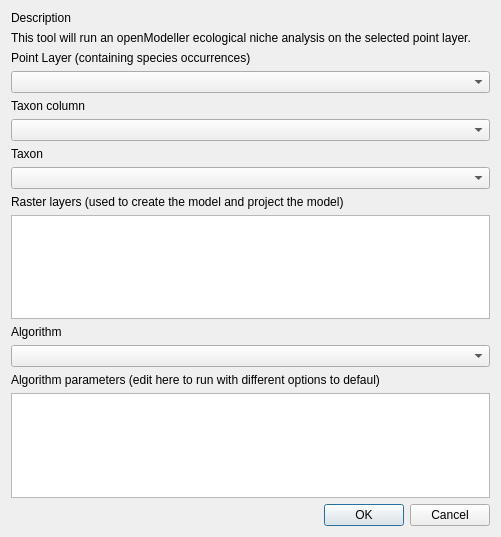
This is species_explorer/openmodeller_dialog_base.ui in kartoza/SpeciesExplorer as Qt 5 draws it before an edit. The edited form follows.
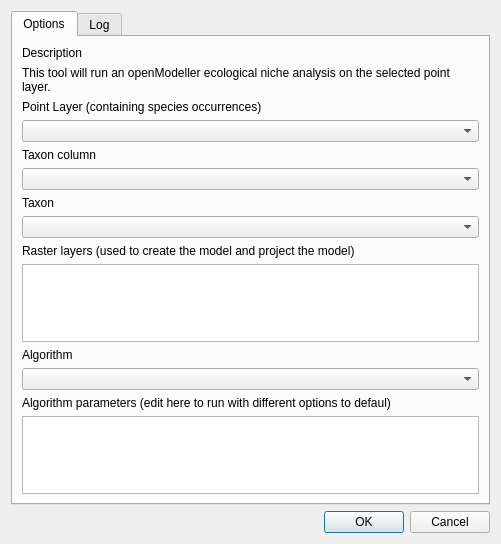
This is the edited form.

Commit message: Further support for running openModeller analysis

Patch:
```diff
--- a/species_explorer/openmodeller_dialog_base.ui
+++ b/species_explorer/openmodeller_dialog_base.ui
@@ -7,7 +7,7 @@
     <x>0</x>
     <y>0</y>
     <width>501</width>
-    <height>537</height>
+    <height>544</height>
    </rect>
   </property>
   <property name="windowTitle">
@@ -15,12 +15,32 @@
   </property>
   <layout class="QGridLayout" name="gridLayout">
    <item row="0" column="0">
+    <widget class="QTabWidget" name="tabs">
+     <property name="currentIndex">
+      <number>0</number>
+     </property>
+     <widget class="QWidget" name="options_tab">
+      <attribute name="title">
+       <string>Options</string>
+      </attribute>
+      <layout class="QGridLayout" name="gridLayout_3">
+       <item row="0" column="0">
     <widget class="QLabel" name="label">
      <property name="text">
       <string>Description</string>
      </property>
     </widget>
    </item>
+       <item row="1" column="0">
+        <widget class="QLabel" name="label_3">
+         <property name="text">
+          <string>This tool will run an openModeller ecological niche analysis on the selected point layer.</string>
+         </property>
+         <property name="wordWrap">
+          <bool>true</bool>
+         </property>
+        </widget>
+       </item>
    <item row="2" column="0">
     <widget class="QLabel" name="label_2">
      <property name="text">
@@ -28,8 +48,8 @@
      </property>
     </widget>
    </item>
-   <item row="5" column="0">
-    <widget class="QComboBox" name="taxon_column"/>
+       <item row="3" column="0">
+        <widget class="QComboBox" name="point_layers"/>
    </item>
    <item row="4" column="0">
     <widget class="QLabel" name="label_4">
@@ -38,20 +58,23 @@
      </property>
     </widget>
    </item>
-   <item row="1" column="0">
-    <widget class="QLabel" name="label_3">
+       <item row="5" column="0">
+        <widget class="QComboBox" name="taxon_column"/>
+       </item>
+       <item row="6" column="0">
+        <widget class="QLabel" name="label_5">
      <property name="text">
-      <string>This tool will run an openModeller ecological niche analysis on the selected point layer.</string>
-     </property>
-     <property name="wordWrap">
-      <bool>true</bool>
+          <string>Taxon</string>
      </property>
     </widget>
    </item>
-   <item row="10" column="0">
-    <widget class="QLabel" name="label_6">
+       <item row="7" column="0">
+        <widget class="QComboBox" name="taxon"/>
+       </item>
+       <item row="8" column="0">
+        <widget class="QLabel" name="label_8">
      <property name="text">
-      <string>Algorithm</string>
+          <string>Raster layers (used to create the model and project the model)</string>
      </property>
     </widget>
    </item>
@@ -62,6 +85,16 @@
      </property>
     </widget>
    </item>
+       <item row="10" column="0">
+        <widget class="QLabel" name="label_6">
+         <property name="text">
+          <string>Algorithm</string>
+         </property>
+        </widget>
+       </item>
+       <item row="11" column="0">
+        <widget class="QComboBox" name="algorithm"/>
+       </item>
    <item row="12" column="0">
     <widget class="QLabel" name="label_7">
      <property name="text">
@@ -69,39 +102,30 @@
      </property>
     </widget>
    </item>
-   <item row="7" column="0">
-    <widget class="QComboBox" name="taxon"/>
-   </item>
-   <item row="6" column="0">
-    <widget class="QLabel" name="label_5">
-     <property name="text">
-      <string>Taxon</string>
-     </property>
-    </widget>
-   </item>
-   <item row="14" column="0">
+       <item row="13" column="0">
+        <widget class="QPlainTextEdit" name="algorithm_parameters"/>
+       </item>
+      </layout>
+     </widget>
+     <widget class="QWidget" name="output_tab">
+      <attribute name="title">
+       <string>Log</string>
+      </attribute>
+      <layout class="QGridLayout" name="gridLayout_2">
+       <item row="0" column="0">
+        <widget class="QPlainTextEdit" name="log"/>
+       </item>
+      </layout>
+     </widget>
+    </widget>
+   </item>
+   <item row="1" column="0">
     <widget class="QDialogButtonBox" name="button_box">
      <property name="standardButtons">
       <set>QDialogButtonBox::Cancel|QDialogButtonBox::Ok</set>
      </property>
     </widget>
    </item>
-   <item row="13" column="0">
-    <widget class="QPlainTextEdit" name="algorithm_parameters"/>
-   </item>
-   <item row="11" column="0">
-    <widget class="QComboBox" name="algorithm"/>
-   </item>
-   <item row="3" column="0">
-    <widget class="QComboBox" name="point_layers"/>
-   </item>
-   <item row="8" column="0">
-    <widget class="QLabel" name="label_8">
-     <property name="text">
-      <string>Raster layers (used to create the model and project the model)</string>
-     </property>
-    </widget>
-   </item>
   </layout>
  </widget>
  <resources/>
```
Lines whose indentation alone changed are shown as unchanged. The commit also changes 2 other files.
